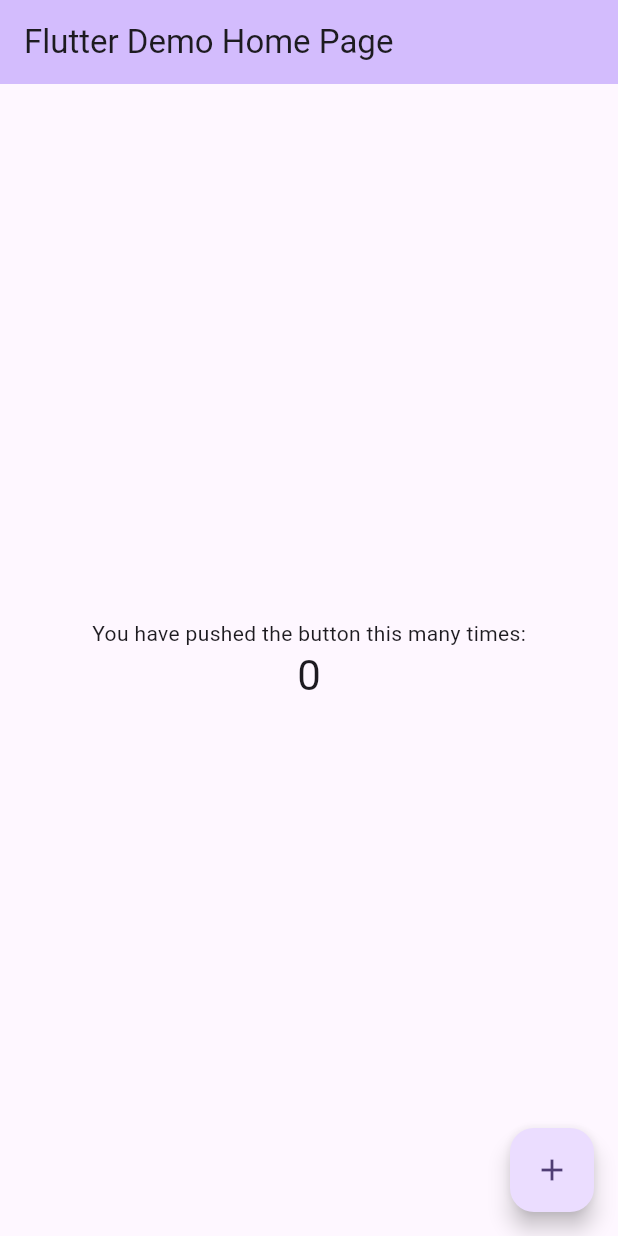
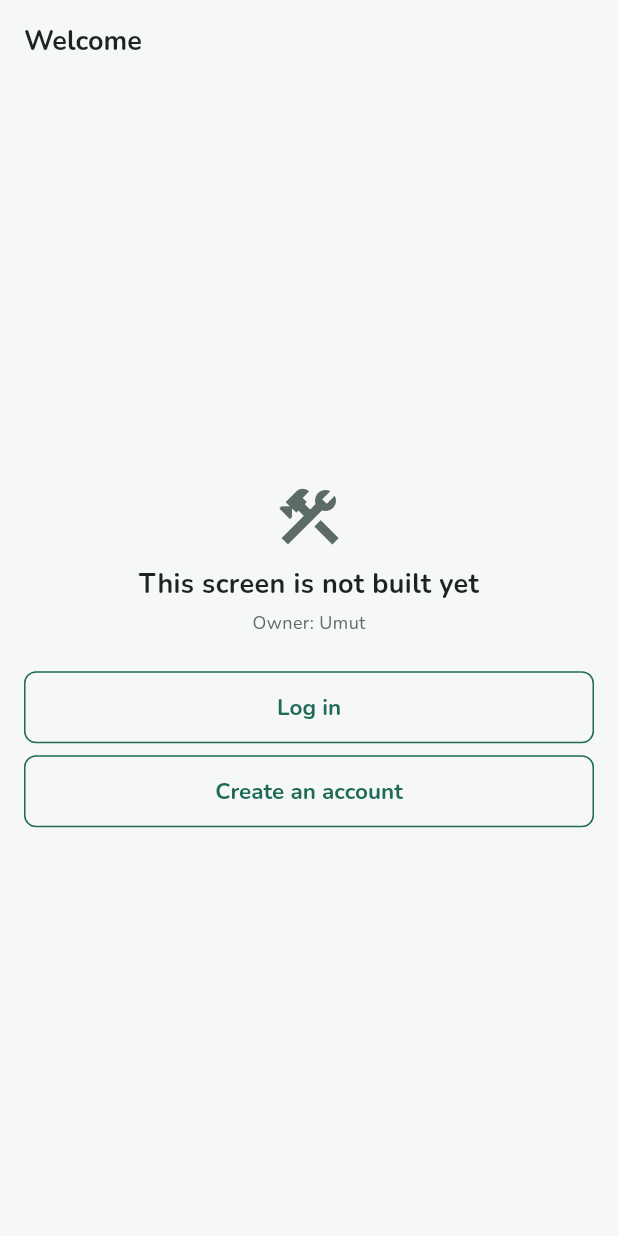
Before and after one commit to ayberkarpaci/BeforeGo, a Flutter app: the screen it shows after launch, on a phone screen of 412 x 824 dp. Run offline on Flutter 3.47's test engine with Material 3 defaults, Android fonts, the phone set to English and light mode, and no system bars.

Commit message:
Add routes, tab shell and placeholder screens

```diff
--- a/lib/main.dart
+++ b/lib/main.dart
@@ -1,122 +1,23 @@
 import 'package:flutter/material.dart';
 
+import 'routes.dart';
+import 'utils/app_theme.dart';
+
 void main() {
-  runApp(const MyApp());
+  runApp(const BeforeGoApp());
 }
 
-class MyApp extends StatelessWidget {
-  const MyApp({super.key});
+class BeforeGoApp extends StatelessWidget {
+  const BeforeGoApp({super.key});
 
-  // This widget is the root of your application.
   @override
   Widget build(BuildContext context) {
     return MaterialApp(
-      title: 'Flutter Demo',
-      theme: ThemeData(
-        // This is the theme of your application.
-        //
-        // TRY THIS: Try running your application with "flutter run". You'll see
-        // the application has a purple toolbar. Then, without quitting the app,
-        // try changing the seedColor in the colorScheme below to Colors.green
-        // and then invoke "hot reload" (save your changes or press the "hot
-        // reload" button in a Flutter-supported IDE, or press "r" if you used
-        // the command line to start the app).
-        //
-        // Notice that the counter didn't reset back to zero; the application
-        // state is not lost during the reload. To reset the state, use hot
-        // restart instead.
-        //
-        // This works for code too, not just values: Most code changes can be
-        // tested with just a hot reload.
-        colorScheme: .fromSeed(seedColor: Colors.deepPurple),
-      ),
-      home: const MyHomePage(title: 'Flutter Demo Home Page'),
+      title: 'BeforeGo',
+      debugShowCheckedModeBanner: false,
+      theme: AppTheme.light,
+      initialRoute: AppRoutes.welcome,
+      routes: AppRoutes.routes,
     );
   }
 }
-
-class MyHomePage extends StatefulWidget {
-  const MyHomePage({super.key, required this.title});
-
-  // This widget is the home page of your application. It is stateful, meaning
-  // that it has a State object (defined below) that contains fields that affect
-  // how it looks.
-
-  // This class is the configuration for the state. It holds the values (in this
-  // case the title) provided by the parent (in this case the App widget) and
-  // used by the build method of the State. Fields in a Widget subclass are
-  // always marked "final".
-
-  final String title;
-
-  @override
-  State<MyHomePage> createState() => _MyHomePageState();
-}
-
-class _MyHomePageState extends State<MyHomePage> {
-  int _counter = 0;
-
-  void _incrementCounter() {
-    setState(() {
-      // This call to setState tells the Flutter framework that something has
-      // changed in this State, which causes it to rerun the build method below
-      // so that the display can reflect the updated values. If we changed
-      // _counter without calling setState(), then the build method would not be
-      // called again, and so nothing would appear to happen.
-      _counter++;
-    });
-  }
-
-  @override
-  Widget build(BuildContext context) {
-    // This method is rerun every time setState is called, for instance as done
-    // by the _incrementCounter method above.
-    //
-    // The Flutter framework has been optimized to make rerunning build methods
-    // fast, so that you can just rebuild anything that needs updating rather
-    // than having to individually change instances of widgets.
-    return Scaffold(
-      appBar: AppBar(
-        // TRY THIS: Try changing the color here to a specific color (to
-        // Colors.amber, perhaps?) and trigger a hot reload to see the AppBar
-        // change color while the other colors stay the same.
-        backgroundColor: Theme.of(context).colorScheme.inversePrimary,
-        // Here we take the value from the MyHomePage object that was created by
-        // the App.build method, and use it to set our appbar title.
-        title: Text(widget.title),
-      ),
-      body: Center(
-        // Center is a layout widget. It takes a single child and positions it
-        // in the middle of the parent.
-        child: Column(
-          // Column is also a layout widget. It takes a list of children and
-          // arranges them vertically. By default, it sizes itself to fit its
-          // children horizontally, and tries to be as tall as its parent.
-          //
-          // Column has various properties to control how it sizes itself and
-          // how it positions its children. Here we use mainAxisAlignment to
-          // center the children vertically; the main axis here is the vertical
-          // axis because Columns are vertical (the cross axis would be
-          // horizontal).
-          //
-          // TRY THIS: Invoke "debug painting" (choose the "Toggle Debug Paint"
-          // action in the IDE, or press "p" in the console), to see the
-          // wireframe for each widget.
-          mainAxisAlignment: .center,
-          children: [
-            const Text('You have pushed the button this many times:'),
-            Text(
-              '$_counter',
-              style: Theme.of(context).textTheme.headlineMedium,
-            ),
-          ],
-        ),
-      ),
-      floatingActionButton: FloatingActionButton(
-        onPressed: _incrementCounter,
-        tooltip: 'Increment',
-        child: const Icon(Icons.add),
-      ),
-    );
-  }
-}
--- /dev/null
+++ b/lib/routes.dart
@@ -0,0 +1,43 @@
+import 'package:flutter/material.dart';
+
+import 'screens/checklist_detail_screen.dart';
+import 'screens/checklist_form_screen.dart';
+import 'screens/forgot_password_screen.dart';
+import 'screens/forgot_report_screen.dart';
+import 'screens/login_screen.dart';
+import 'screens/main_shell.dart';
+import 'screens/packing_screen.dart';
+import 'screens/sign_up_screen.dart';
+import 'screens/welcome_screen.dart';
+
+/// Route names for every screen. Statistics and Settings are tabs inside
+/// [MainShell], so they do not have their own route.
+///
+/// Screens that show one checklist (detail, form, packing, forgot report)
+/// receive the [Checklist] as the route argument:
+/// `Navigator.pushNamed(context, AppRoutes.checklistDetail, arguments: checklist)`
+class AppRoutes {
+  AppRoutes._();
+
+  static const String welcome = '/';
+  static const String login = '/login';
+  static const String signUp = '/sign-up';
+  static const String forgotPassword = '/forgot-password';
+  static const String home = '/home';
+  static const String checklistDetail = '/checklist';
+  static const String checklistForm = '/checklist-form';
+  static const String packing = '/packing';
+  static const String forgotReport = '/forgot-report';
+
+  static Map<String, WidgetBuilder> get routes => {
+        welcome: (_) => const WelcomeScreen(),
+        login: (_) => const LoginScreen(),
+        signUp: (_) => const SignUpScreen(),
+        forgotPassword: (_) => const ForgotPasswordScreen(),
+        home: (_) => const MainShell(),
+        checklistDetail: (_) => const ChecklistDetailScreen(),
+        checklistForm: (_) => const ChecklistFormScreen(),
+        packing: (_) => const PackingScreen(),
+        forgotReport: (_) => const ForgotReportScreen(),
+      };
+}
--- /dev/null
+++ b/lib/screens/sign_up_screen.dart
@@ -0,0 +1,22 @@
+import 'package:flutter/material.dart';
+
+import '../routes.dart';
+import '../widgets/placeholder_body.dart';
+
+class SignUpScreen extends StatelessWidget {
+  const SignUpScreen({super.key});
+
+  @override
+  Widget build(BuildContext context) {
+    return Scaffold(
+      appBar: AppBar(title: const Text('Sign Up')),
+      body: const PlaceholderBody(
+        owner: 'Umut',
+        links: [
+          PlaceholderLink('Create account', AppRoutes.home, clearStack: true),
+          PlaceholderLink('Log in', AppRoutes.login),
+        ],
+      ),
+    );
+  }
+}
--- /dev/null
+++ b/lib/screens/welcome_screen.dart
@@ -0,0 +1,22 @@
+import 'package:flutter/material.dart';
+
+import '../routes.dart';
+import '../widgets/placeholder_body.dart';
+
+class WelcomeScreen extends StatelessWidget {
+  const WelcomeScreen({super.key});
+
+  @override
+  Widget build(BuildContext context) {
+    return Scaffold(
+      appBar: AppBar(title: const Text('Welcome')),
+      body: const PlaceholderBody(
+        owner: 'Umut',
+        links: [
+          PlaceholderLink('Log in', AppRoutes.login),
+          PlaceholderLink('Create an account', AppRoutes.signUp),
+        ],
+      ),
+    );
+  }
+}
--- /dev/null
+++ b/lib/widgets/placeholder_body.dart
@@ -0,0 +1,84 @@
+import 'package:flutter/material.dart';
+
+import '../utils/app_colors.dart';
+import '../utils/app_spacing.dart';
+import '../utils/app_text_styles.dart';
+
+/// A button on a placeholder screen that opens another screen.
+class PlaceholderLink {
+  final String label;
+  final String route;
+  final Object? arguments;
+
+  /// Removes every previous screen, e.g. after logging in or out.
+  final bool clearStack;
+
+  const PlaceholderLink(
+    this.label,
+    this.route, {
+    this.arguments,
+    this.clearStack = false,
+  });
+}
+
+/// Temporary body for screens that are not built yet. The owner replaces it
+/// with the real screen; the links keep the navigation flow working meanwhile.
+class PlaceholderBody extends StatelessWidget {
+  final String owner;
+  final List<PlaceholderLink> links;
+
+  const PlaceholderBody({
+    super.key,
+    required this.owner,
+    this.links = const [],
+  });
+
+  void _open(BuildContext context, PlaceholderLink link) {
+    final navigator = Navigator.of(context);
+    if (link.clearStack) {
+      navigator.pushNamedAndRemoveUntil(
+        link.route,
+        (route) => false,
+        arguments: link.arguments,
+      );
+    } else {
+      navigator.pushNamed(link.route, arguments: link.arguments);
+    }
+  }
+
+  @override
+  Widget build(BuildContext context) {
+    return Center(
+      child: SingleChildScrollView(
+        padding: AppSpacing.page,
+        child: Column(
+          mainAxisSize: MainAxisSize.min,
+          children: [
+            const Icon(
+              Icons.construction_outlined,
+              size: 48,
+              color: AppColors.textMuted,
+            ),
+            const SizedBox(height: AppSpacing.sm),
+            const Text(
+              'This screen is not built yet',
+              style: AppTextStyles.heading,
+              textAlign: TextAlign.center,
+            ),
+            const SizedBox(height: AppSpacing.xs),
+            Text('Owner: $owner', style: AppTextStyles.caption),
+            const SizedBox(height: AppSpacing.lg),
+            for (final link in links)
+              Padding(
+                padding: const EdgeInsets.only(bottom: AppSpacing.sm),
+                child: OutlinedButton(
+                  onPressed: () => _open(context, link),
+                  child: Text(link.label),
+                ),
+              ),
+          ],
+        ),
+      ),
+    );
+  }
+}
```
Also changed, not shown: lib/screens/checklist_detail_screen.dart (added, +33 -0 lines), lib/screens/checklist_form_screen.dart (added, +21 -0 lines), lib/screens/forgot_password_screen.dart (added, +21 -0 lines), lib/screens/forgot_report_screen.dart (added, +15 -0 lines), lib/screens/login_screen.dart (added, +23 -0 lines), lib/screens/main_shell.dart (added, +37 -0 lines), lib/screens/packing_screen.dart (added, +27 -0 lines), lib/screens/statistics_screen.dart (added, +19 -0 lines), 1 other file.
